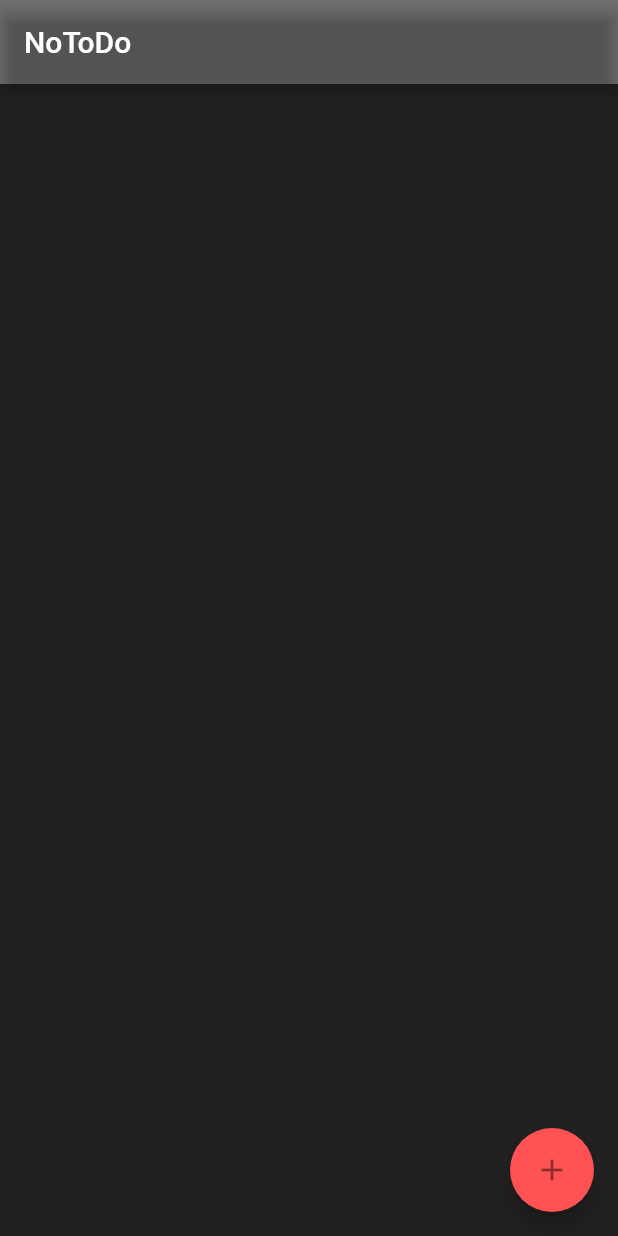
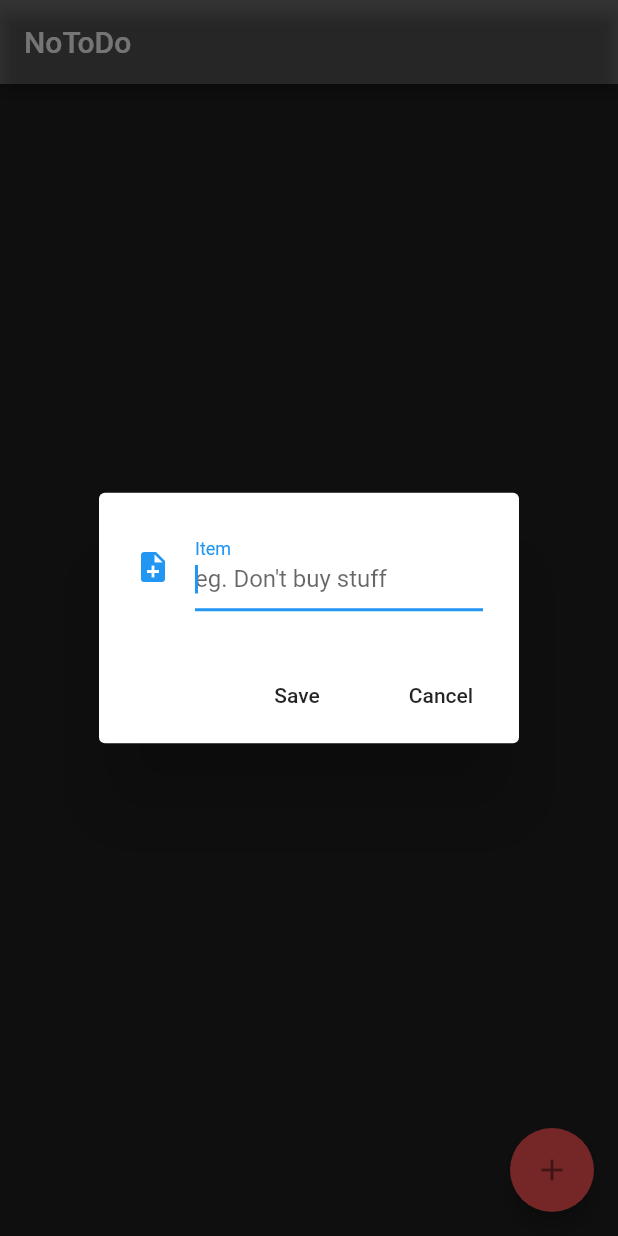
Before and after one commit to BearCola/flutter_notodo, a Flutter app: the screen it shows after launch, after a tap on the "add" icon, on a phone screen of 412 x 824 dp. Run offline on Flutter 3.47's test engine with Material 2 defaults, Android fonts, the phone set to English and light mode, and no system bars; our stand-ins replace sqflite; accounts and stored records are empty.

Commit message:
Finish project

```diff
--- a/lib/ui/notodo_screen.dart
+++ b/lib/ui/notodo_screen.dart
@@ -1,4 +1,7 @@
 import 'package:flutter/material.dart';
+import 'package:notodo_app/model/nodo_item.dart';
+import 'package:notodo_app/util/database_client.dart';
+import 'package:notodo_app/util/date_formatter.dart';
 
 class NotoDoScreen extends StatefulWidget {
   @override
@@ -6,11 +9,52 @@ class NotoDoScreen extends StatefulWidget {
 }
 
 class _NotoDoScreenState extends State<NotoDoScreen> {
+  TextEditingController _textEditingController = TextEditingController();
+  var db = DatabaseHelper();
+  final List<NoDoItem> _itemList = <NoDoItem>[];
+
+  @override
+  void initState() {
+    super.initState();
+    _readNoDoList();
+  }
+
   @override
   Widget build(BuildContext context) {
     return Scaffold(
       backgroundColor: Colors.black87,
-      body: Column(),
+      body: Column(
+        children: <Widget>[
+          Flexible(
+            child: ListView.builder(
+              padding: EdgeInsets.all(8.0),
+              reverse: false,
+              itemCount: _itemList.length,
+              itemBuilder: (_, int index) {
+                return Card(
+                  color: Colors.white10,
+                  child: ListTile(
+                    title: _itemList[index],
+                    onLongPress: () => _updateItem(_itemList[index], index),
+                    trailing: Listener(
+                      key: Key(_itemList[index].itemName),
+                      child: Icon(
+                        Icons.remove_circle,
+                        color: Colors.redAccent,
+                      ),
+                      onPointerDown: (pointerEvent) =>
+                          _deleteNoDo(_itemList[index].id, index),
+                    ),
+                  ),
+                );
+              },
+            ),
+          ),
+          Divider(
+            height: 1.0,
+          )
+        ],
+      ),
       floatingActionButton: FloatingActionButton(
         tooltip: 'Add Item',
         backgroundColor: Colors.redAccent,
@@ -22,5 +66,134 @@ class _NotoDoScreenState extends State<NotoDoScreen> {
     );
   }
 
-  void _showFormDialog() {}
+  void _showFormDialog() {
+    var alert = AlertDialog(
+      content: Row(
+        children: <Widget>[
+          Expanded(
+            child: TextField(
+              controller: _textEditingController,
+              autofocus: true,
+              decoration: InputDecoration(
+                  labelText: 'Item',
+                  hintText: "eg. Don't buy stuff",
+                  icon: Icon(Icons.note_add)),
+            ),
+          )
+        ],
+      ),
+      actions: <Widget>[
+        FlatButton(
+          child: Text('Save'),
+          onPressed: () {
+            _handleSubmit(_textEditingController.text);
+            _textEditingController.clear();
+            Navigator.pop(context);
+          },
+        ),
+        FlatButton(
+          onPressed: () => Navigator.pop(context),
+          child: Text('Cancel'),
+        )
+      ],
+    );
+
+    showDialog(
+        context: context,
+        builder: (_) {
+          return alert;
+        });
+  }
+
+  void _handleSubmit(String text) async {
+    _textEditingController.clear();
+
+    NoDoItem noDoItem = NoDoItem(text, dateFormatted());
+    int savedItemId = await db.saveItem(noDoItem);
+    NoDoItem addedItem = await db.getItem(savedItemId);
+
+    setState(() {
+      _itemList.insert(0, addedItem);
+    });
+  }
+
+  _readNoDoList() async {
+    List items = await db.getItems();
+    print(items);
+    items.forEach((item) {
+//      NoDoItem noDoItem = NoDoItem.fromMap(item);
+//      print('Db items: ${noDoItem.itemName}');
+      setState(() {
+        _itemList.add(NoDoItem.map(item));
+      });
+    });
+  }
+
+  _deleteNoDo(int id, int index) async {
+    print('Deleted Item!');
+
+    await db.deleteItem(id);
+    setState(() {
+      _itemList.removeAt(index);
+    });
+  }
+
+  _updateItem(NoDoItem item, int index) async {
+    var alert = AlertDialog(
+      title: Text('Update Item'),
+      content: Row(
+        children: <Widget>[
+          Expanded(
+            child: TextField(
+              controller: _textEditingController,
+              autofocus: true,
+              decoration: InputDecoration(
+                  labelText: 'Item',
+                  hintText: "eg. Don't buy stuff",
+                  icon: Icon(Icons.update)),
+            ),
+          )
+        ],
+      ),
+      actions: <Widget>[
+        FlatButton(
+          child: Text('Update'),
+          onPressed: () async {
+            NoDoItem newItemUpdated = NoDoItem.fromMap({
+              'itemName': _textEditingController.text,
+              'dateCreated': dateFormatted(),
+              'id': item.id
+            });
+
+            _handleSubmittedUpdate(index, item);
+            await db.updateItem(newItemUpdated);
+            setState(() {
+              _readNoDoList();
+            });
+            _textEditingController.clear();
+            Navigator.pop(context);
+          },
+        ),
+        FlatButton(
+          onPressed: () => Navigator.pop(context),
+          child: Text('Cancel'),
+        )
+      ],
+    );
+
+    showDialog(
+      context: context,
+      builder: (_) {
+        return alert;
+      },
+    );
+  }
+
+  void _handleSubmittedUpdate(int index, NoDoItem item) {
+    setState(() {
+      _itemList.removeWhere((element) {
+        _itemList[index].itemName == item.itemName;
+      });
+    });
+  }
 }
--- /dev/null
+++ b/lib/util/database_client.dart
@@ -0,0 +1,108 @@
+import 'dart:io';
+
+import 'package:notodo_app/model/nodo_item.dart';
+import 'package:path/path.dart';
+import 'dart:async';
+import 'package:path_provider/path_provider.dart';
+import 'package:sqflite/sqflite.dart';
+
+class DatabaseHelper {
+  static final DatabaseHelper _instance = new DatabaseHelper.internal();
+  factory DatabaseHelper() => _instance;
+
+  final String tableName = "nodoTbl";
+  final String columnId = "id";
+  final String columnItemName = "itemName";
+  final String columnDateCreated = "dateCreated";
+
+  static Database _db;
+
+  Future<Database> get db async {
+    if (_db != null) {
+      return _db;
+    }
+    _db = await initDb();
+    return _db;
+  }
+
+  DatabaseHelper.internal();
+
+  initDb() async {
+    Directory documentDirectory = await getApplicationDocumentsDirectory();
+    String path = join(documentDirectory.path, "notodo_db.db");
+    var ourDb = await openDatabase(path, version: 1, onCreate: _onCreate);
+    return ourDb;
+  }
+
+  void _onCreate(Database db, int version) async {
+    await db.execute(
+        "CREATE TABLE $tableName(id INTEGER PRIMARY KEY, $columnItemName TEXT, $columnDateCreated TEXT)");
+    print("Table is created");
+  }
+
+//insertion
+  Future<int> saveItem(NoDoItem item) async {
+    var dbClient = await db;
+    int res = await dbClient.insert("$tableName", item.toMap());
+    print(res.toString());
+    return res;
+  }
+
+  //Get
+  Future<List> getItems() async {
+    var dbClient = await db;
+    var result = await dbClient.rawQuery(
+        "SELECT * FROM $tableName ORDER BY $columnItemName ASC"); //ASC
+
+    return result.toList();
+
+//    if (result.length == 0) return [];
+//    var users = [];
+//
+//    for (Map<String, dynamic> map in result) {
+//       users.add(new User.fromMap(map));
+//    }
+//
+//    return users;
+  }
+
+  Future<int> getCount() async {
+    var dbClient = await db;
+    return Sqflite.firstIntValue(
+        await dbClient.rawQuery("SELECT COUNT(*) FROM $tableName"));
+  }
+
+//
+  Future<NoDoItem> getItem(int id) async {
+    var dbClient = await db;
+    var result =
+        await dbClient.rawQuery("SELECT * FROM $tableName WHERE id = $id");
+    if (result.length == 0) return null;
+    return new NoDoItem.fromMap(result.first);
+  }
+
+  //deletion
+//  Future<int> deleteItem(int id) async {
+//    var dbClient = await db;
+//    var result = await dbClient.rawQuery("DELETE FROM $tableName WHERE id = $id");
+//    if (result.length == 0) return null;
+//    return result.first as int;
+//  }
+
+  Future<int> deleteItem(int id) async {
+    var dbClient = await db;
+    return await dbClient
+        .delete(tableName, where: "$columnId = ?", whereArgs: [id]);
+  }
+
+  Future<int> updateItem(NoDoItem item) async {
+    var dbClient = await db;
+    return await dbClient.update("$tableName", item.toMap(),
+        where: "$columnId = ?", whereArgs: [item.id]);
+  }
+
+  Future close() async {
+    var dbClient = await db;
+    return dbClient.close();
+  }
+}
```
Also changed, not shown: lib/model/nodo_item.dart (+34 -2 lines), lib/util/date_formatter.dart (added, +9 -0 lines).
